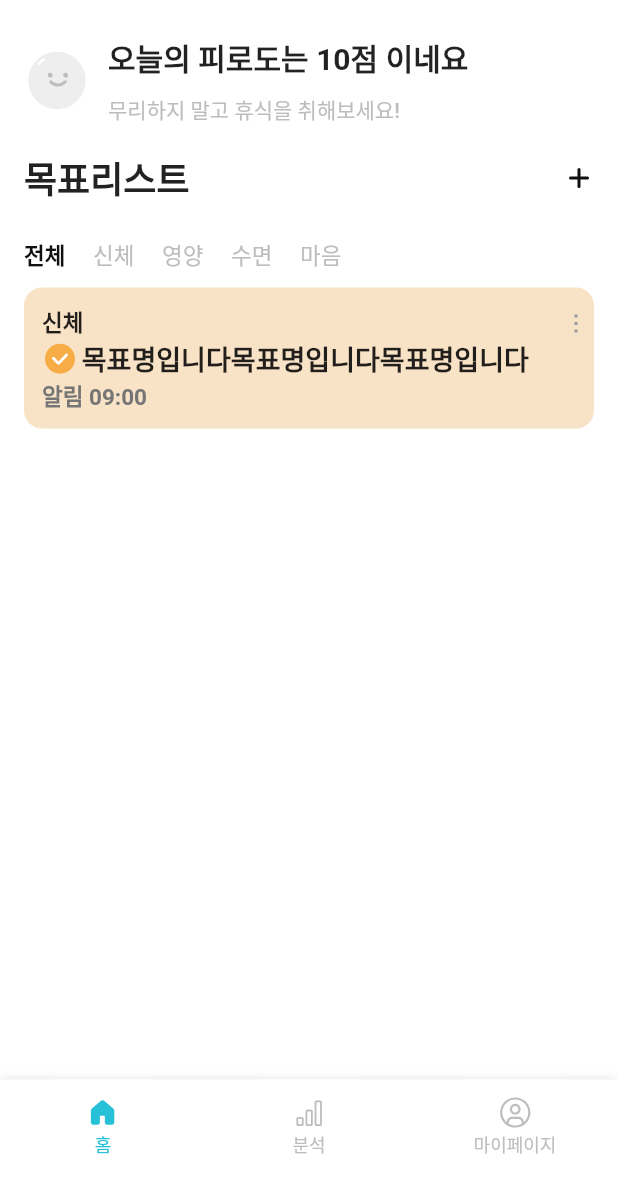
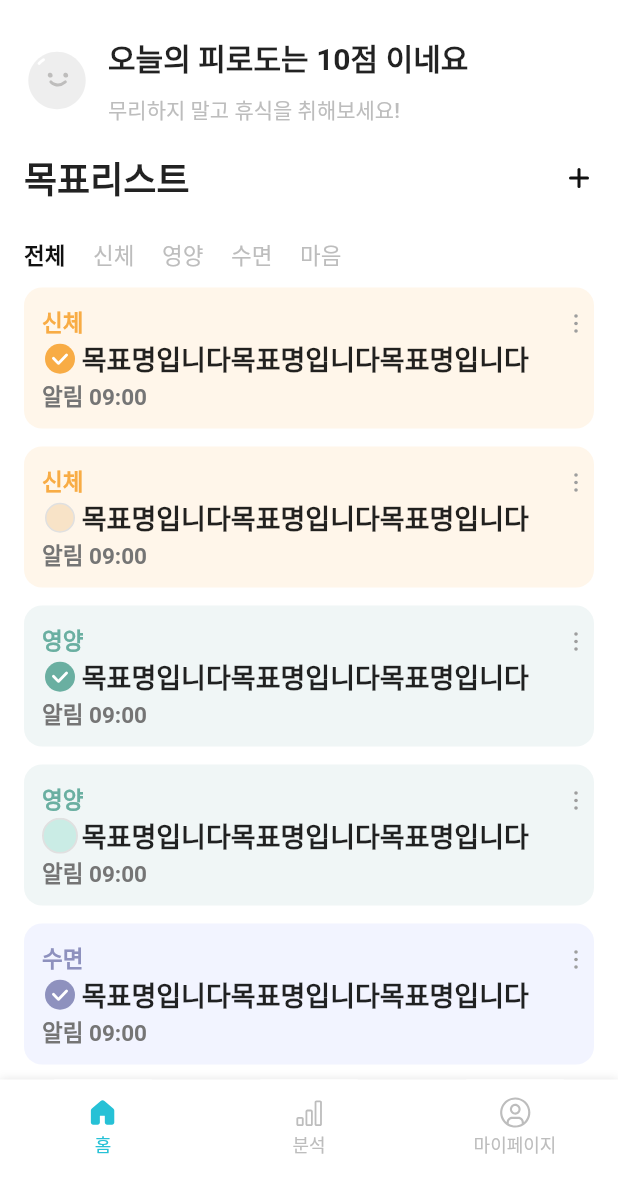
Before and after one commit to MinyeongHong/Amitamin, a Flutter app: the screen it shows after launch, on a phone screen of 412 x 824 dp, the part 59-1236 px from its top. Run offline on Flutter 3.47's test engine with Material 2 defaults, Android fonts, the phone set to English and light mode, and no system bars; our stand-ins replace dio, flutter_riverpod, flutter_svg, go_router; missing offline and left inert: dart:ffi; Roboto replaces fonts that are missing (Pretendard); project files that could hold a hidden picture were left out.

Commit message:
docs: bottom 클릭 이벤트 수정, goal card 디자인 수정 등

```diff
--- a/lib/common/const/const.dart
+++ b/lib/common/const/const.dart
@@ -1,2 +1,3 @@
 export 'color.dart';
 export 'font.dart';
+export 'constant_data.dart';
--- /dev/null
+++ b/lib/common/const/constant_data.dart
@@ -0,0 +1,32 @@
+import 'package:amitamin/common/common.dart';
+
+Map<String, Map<String, dynamic>> goalMap = {
+  '0001' : {
+    'title' : '신체',
+    'titleColor' : CustomColor.physicalRegular,
+    'backgroundColor' : CustomColor.physicalExtraLight,
+    'checkedIcon' : 'assets/icons/home/body_checked.svg',
+    'uncheckedIcon' : 'assets/icons/home/body_unchecked.svg'
+  },
+  '0002' : {
+    'title' : '영양',
+    'titleColor' : CustomColor.nutriRegular,
+    'backgroundColor' : CustomColor.nutriExtraLight,
+    'checkedIcon' : 'assets/icons/home/nutrition_checked.svg',
+    'uncheckedIcon' : 'assets/icons/home/nutrition_unchecked.svg'
+  },
+  '0003' : {
+    'title' : '수면',
+    'titleColor' : CustomColor.sleepRegular,
+    'backgroundColor' : CustomColor.sleepExtraLight,
+    'checkedIcon' : 'assets/icons/home/sleep_checked.svg',
+    'uncheckedIcon' : 'assets/icons/home/sleep_unchecked.svg'
+  },
+  '0004' : {
+    'title' : '마음',
+    'titleColor' : CustomColor.mentalRegular,
+    'backgroundColor' : CustomColor.mentalExtraLight,
+    'checkedIcon' : 'assets/icons/home/mental_checked.svg',
+    'uncheckedIcon' : 'assets/icons/home/mental_unchecked.svg'
+  }
+};
--- a/lib/common/layout/bottom/bottom_items.dart
+++ b/lib/common/layout/bottom/bottom_items.dart
@@ -27,8 +27,7 @@ class BottomItems extends StatelessWidget {
   Widget build(BuildContext context) {
     return Material(
       color: CustomColor.white,
-      child: InkWell(
-        borderRadius: BorderRadius.circular(35),
+      child: GestureDetector(
         onTap: onPressed,
         child: SizedBox(
           width: 65,
--- a/lib/home/view/home_screen.dart
+++ b/lib/home/view/home_screen.dart
@@ -208,13 +208,69 @@ class HomePageState extends ConsumerState<HomePage> with SingleTickerProviderSta
                                 index: 0,
                                 currentIndex: tabIndex,
                               items: [
-                                tabViewGoalCard(
+                                goalCard(
                                     context: context,
                                     goalId: "1",
-                                    goalType: "신체",
+                                    goalType: "0001",
                                     goalText: "목표명입니다목표명입니다목표명입니다",
                                     alarmText: "알림 09:00",
                                     achievementFlag: true,
+                                ),
+                                goalCard(
+                                  context: context,
+                                  goalId: "1",
+                                  goalType: "0001",
+                                  goalText: "목표명입니다목표명입니다목표명입니다",
+                                  alarmText: "알림 09:00",
+                                  achievementFlag: false,
+                                ),
+                                goalCard(
+                                  context: context,
+                                  goalId: "1",
+                                  goalType: "0002",
+                                  goalText: "목표명입니다목표명입니다목표명입니다",
+                                  alarmText: "알림 09:00",
+                                  achievementFlag: true,
+                                ),
+                                goalCard(
+                                  context: context,
+                                  goalId: "1",
+                                  goalType: "0002",
+                                  goalText: "목표명입니다목표명입니다목표명입니다",
+                                  alarmText: "알림 09:00",
+                                  achievementFlag: false,
+                                ),
+                                goalCard(
+                                  context: context,
+                                  goalId: "1",
+                                  goalType: "0003",
+                                  goalText: "목표명입니다목표명입니다목표명입니다",
+                                  alarmText: "알림 09:00",
+                                  achievementFlag: true,
+                                ),
+                                goalCard(
+                                  context: context,
+                                  goalId: "1",
+                                  goalType: "0003",
+                                  goalText: "목표명입니다목표명입니다목표명입니다",
+                                  alarmText: "알림 09:00",
+                                  achievementFlag: false,
+                                ),
+                                goalCard(
+                                  context: context,
+                                  goalId: "1",
+                                  goalType: "0004",
+                                  goalText: "목표명입니다목표명입니다목표명입니다",
+                                  alarmText: "알림 09:00",
+                                  achievementFlag: true,
+                                ),
+                                goalCard(
+                                  context: context,
+                                  goalId: "1",
+                                  goalType: "0004",
+                                  goalText: "목표명입니다목표명입니다목표명입니다",
+                                  alarmText: "알림 09:00",
+                                  achievementFlag: false,
                                 ),
                               ]
                             ),
--- a/lib/home/widget/custom_tab_view.dart
+++ b/lib/home/widget/custom_tab_view.dart
@@ -2,15 +2,14 @@ import 'package:flutter/material.dart';
 import 'package:flutter_svg/flutter_svg.dart';
 import 'package:amitamin/common/common.dart';
 
-SizedBox customTabView({
+Visibility customTabView({
   required BuildContext context,
   required String type,
   required int index,
   required int currentIndex,
   List<Widget>? items
 }) {
-  return SizedBox(
-    child: Visibility(
+  return Visibility(
     visible: index == currentIndex,
     child: Wrap(
       crossAxisAlignment: WrapCrossAlignment.center,
@@ -41,6 +40,5 @@ SizedBox customTabView({
         ),
       ],
     ),
-    ),
   );
 }
--- a/lib/home/widget/tab_view_goal_card.dart
+++ b/lib/home/widget/goal_card.dart
@@ -2,7 +2,7 @@ import 'package:flutter/material.dart';
 import 'package:amitamin/common/common.dart';
 import 'package:flutter_svg/flutter_svg.dart';
 
-Container tabViewGoalCard({
+Container goalCard({
   required BuildContext context,
   required String goalId,
   required String goalType,
@@ -12,9 +12,10 @@ Container tabViewGoalCard({
 }) {
   return Container(
     width: MediaQuery.of(context).size.width - 32,
+    margin: const EdgeInsets.only(bottom: 12),
     decoration: BoxDecoration(
       borderRadius: BorderRadius.circular(12),
-      color: CustomColor.physicalLight
+      color: goalMap[goalType]?['backgroundColor']
     ),
     height: 94,
     child: Padding(
@@ -27,8 +28,9 @@ Container tabViewGoalCard({
             crossAxisAlignment: CrossAxisAlignment.start,
             children: [
               Text(
-                goalType,
-                style: const TextStyle(
+                goalMap[goalType]?['title'],
+                style: TextStyle(
+                  color: goalMap[goalType]?['titleColor'],
                   fontSize: 15,
                   fontWeight: FontWeight.bold,
                   // color:
@@ -39,11 +41,17 @@ Container tabViewGoalCard({
                 children: [
                   GestureDetector(
                     onTap: () {},
-                    child: SvgPicture.asset(
-                      'assets/icons/home/body_checked.svg',
-                      width: 24,
-                      height: 24,
-                    ),
+                    child: achievementFlag
+                        ? SvgPicture.asset(
+                            goalMap[goalType]?['checkedIcon'],
+                            width: 24,
+                            height: 24,
+                          )
+                        : SvgPicture.asset(
+                            goalMap[goalType]?['uncheckedIcon'],
+                            width: 24,
+                            height: 24,
+                          ),
                   ),
                   const SizedBox(width: 2.5,),
                   SizedBox(
--- a/lib/home/widget/widget.dart
+++ b/lib/home/widget/widget.dart
@@ -1,3 +1,3 @@
 export 'custom_tab_bar.dart';
 export 'custom_tab_view.dart';
-export 'tab_view_goal_card.dart';
+export 'goal_card.dart';
```
Also changed, not shown: assets/icons/home/mental_checked.svg (renamed from assets/icons/home/mind_checked.svg), assets/icons/home/mental_unchecked.svg (renamed from assets/icons/home/mind_unchecked.svg). Lines whose indentation alone changed are shown as unchanged.
